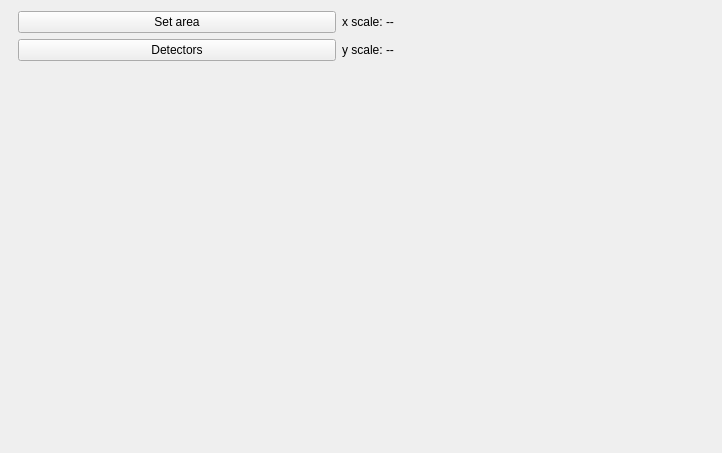
Qt form src/gui/frames/stemframe.ui (JJPPeters/clTEM) before a commit.
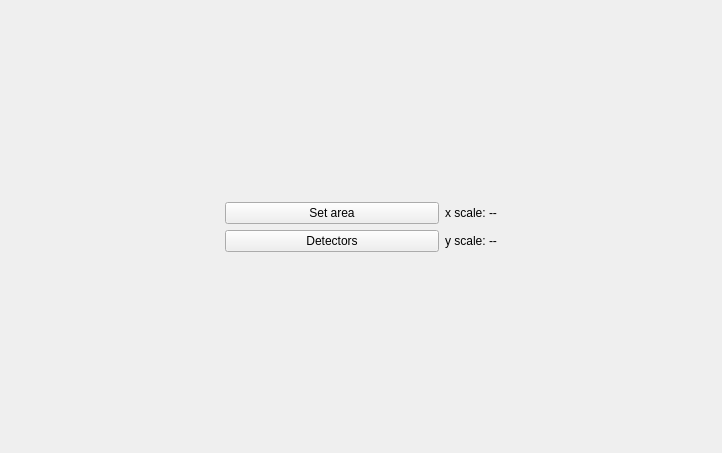
The same form after that commit.

```diff
--- a/src/gui/frames/stemframe.ui
+++ b/src/gui/frames/stemframe.ui
@@ -13,69 +13,8 @@
   <property name="windowTitle">
    <string>Form</string>
   </property>
-  <layout class="QGridLayout" name="gridLayout" rowstretch="0,0,0,0">
-   <item row="1" column="1">
-    <spacer name="horizontalSpacer_3">
-     <property name="orientation">
-      <enum>Qt::Horizontal</enum>
-     </property>
-    </spacer>
-   </item>
-   <item row="0" column="3">
-    <widget class="QLabel" name="lblStemScaleX">
-     <property name="sizePolicy">
-      <sizepolicy hsizetype="Minimum" vsizetype="Preferred">
-       <horstretch>0</horstretch>
-       <verstretch>0</verstretch>
-      </sizepolicy>
-     </property>
-     <property name="text">
-      <string>x scale: --</string>
-     </property>
-     <property name="alignment">
-      <set>Qt::AlignCenter</set>
-     </property>
-    </widget>
-   </item>
-   <item row="0" column="2">
-    <widget class="QPushButton" name="btnArea">
-     <property name="sizePolicy">
-      <sizepolicy hsizetype="MinimumExpanding" vsizetype="Fixed">
-       <horstretch>0</horstretch>
-       <verstretch>0</verstretch>
-      </sizepolicy>
-     </property>
-     <property name="minimumSize">
-      <size>
-       <width>0</width>
-       <height>0</height>
-      </size>
-     </property>
-     <property name="maximumSize">
-      <size>
-       <width>16777215</width>
-       <height>16777215</height>
-      </size>
-     </property>
-     <property name="text">
-      <string>Set area</string>
-     </property>
-    </widget>
-   </item>
-   <item row="1" column="4">
-    <spacer name="horizontalSpacer_4">
-     <property name="orientation">
-      <enum>Qt::Horizontal</enum>
-     </property>
-     <property name="sizeHint" stdset="0">
-      <size>
-       <width>0</width>
-       <height>0</height>
-      </size>
-     </property>
-    </spacer>
-   </item>
-   <item row="1" column="0">
+  <layout class="QGridLayout" name="gridLayout" rowstretch="0,0,0,0,0">
+   <item row="2" column="0">
     <spacer name="horizontalSpacer_2">
      <property name="orientation">
       <enum>Qt::Horizontal</enum>
@@ -91,23 +30,32 @@
      </property>
     </spacer>
    </item>
-   <item row="3" column="2">
-    <spacer name="vSpacer">
-     <property name="orientation">
-      <enum>Qt::Vertical</enum>
+   <item row="1" column="2">
+    <widget class="QPushButton" name="btnArea">
+     <property name="sizePolicy">
+      <sizepolicy hsizetype="MinimumExpanding" vsizetype="Fixed">
+       <horstretch>0</horstretch>
+       <verstretch>0</verstretch>
+      </sizepolicy>
      </property>
-     <property name="sizeType">
-      <enum>QSizePolicy::Expanding</enum>
-     </property>
-     <property name="sizeHint" stdset="0">
+     <property name="minimumSize">
       <size>
        <width>0</width>
        <height>0</height>
       </size>
      </property>
-    </spacer>
+     <property name="maximumSize">
+      <size>
+       <width>16777215</width>
+       <height>16777215</height>
+      </size>
+     </property>
+     <property name="text">
+      <string>Set area</string>
+     </property>
+    </widget>
    </item>
-   <item row="1" column="3">
+   <item row="2" column="3">
     <widget class="QLabel" name="lblStemScaleY">
      <property name="sizePolicy">
       <sizepolicy hsizetype="Minimum" vsizetype="Preferred">
@@ -123,7 +71,52 @@
      </property>
     </widget>
    </item>
-   <item row="1" column="2">
+   <item row="2" column="1">
+    <spacer name="horizontalSpacer_3">
+     <property name="orientation">
+      <enum>Qt::Horizontal</enum>
+     </property>
+     <property name="sizeHint" stdset="0">
+      <size>
+       <width>0</width>
+       <height>0</height>
+      </size>
+     </property>
+    </spacer>
+   </item>
+   <item row="4" column="2">
+    <spacer name="vSpacer">
+     <property name="orientation">
+      <enum>Qt::Vertical</enum>
+     </property>
+     <property name="sizeType">
+      <enum>QSizePolicy::Expanding</enum>
+     </property>
+     <property name="sizeHint" stdset="0">
+      <size>
+       <width>0</width>
+       <height>0</height>
+      </size>
+     </property>
+    </spacer>
+   </item>
+   <item row="1" column="3">
+    <widget class="QLabel" name="lblStemScaleX">
+     <property name="sizePolicy">
+      <sizepolicy hsizetype="Minimum" vsizetype="Preferred">
+       <horstretch>0</horstretch>
+       <verstretch>0</verstretch>
+      </sizepolicy>
+     </property>
+     <property name="text">
+      <string>x scale: --</string>
+     </property>
+     <property name="alignment">
+      <set>Qt::AlignCenter</set>
+     </property>
+    </widget>
+   </item>
+   <item row="2" column="2">
     <widget class="QPushButton" name="btnDetectors">
      <property name="sizePolicy">
       <sizepolicy hsizetype="MinimumExpanding" vsizetype="Fixed">
@@ -148,6 +141,35 @@
      </property>
     </widget>
    </item>
+   <item row="2" column="4">
+    <spacer name="horizontalSpacer_4">
+     <property name="orientation">
+      <enum>Qt::Horizontal</enum>
+     </property>
+     <property name="sizeHint" stdset="0">
+      <size>
+       <width>0</width>
+       <height>0</height>
+      </size>
+     </property>
+    </spacer>
+   </item>
+   <item row="0" column="2">
+    <spacer name="vSpacer_2">
+     <property name="orientation">
+      <enum>Qt::Vertical</enum>
+     </property>
+     <property name="sizeType">
+      <enum>QSizePolicy::Expanding</enum>
+     </property>
+     <property name="sizeHint" stdset="0">
+      <size>
+       <width>0</width>
+       <height>0</height>
+      </size>
+     </property>
+    </spacer>
+   </item>
   </layout>
  </widget>
  <tabstops>
```
